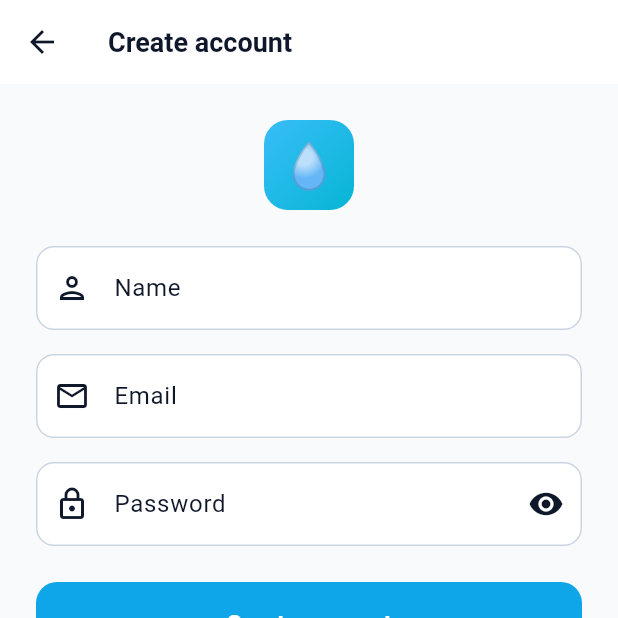
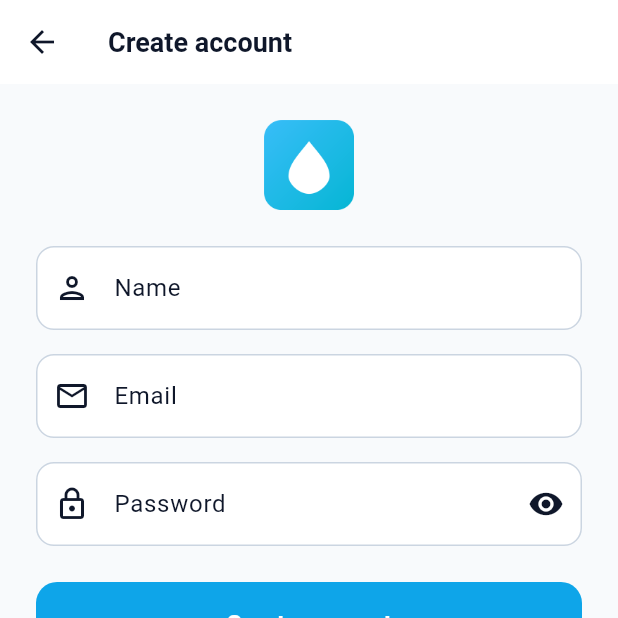
Before and after one commit to vovafes/water-app-mobile, a Flutter app: the screen it shows after launch, after a tap on "Create one", on a phone screen of 412 x 824 dp, the top half of it. Run offline on Flutter 3.47's test engine with Material 3 defaults, Android fonts, the phone set to English and light mode, and no system bars; our stand-ins replace easy_localization, flutter_local_notifications, flutter_svg, flutter_timezone, image_picker, in_app_purchase and 3 more; missing offline and left inert: in_app_purchase_android, in_app_purchase_storekit; accounts and stored records are empty.

Commit message:
Unslop the UI: flat logo, no colored glows, sentence-case labels
Same audit as the backend's web views (heydamir/unslop), applied in
spirit to Flutter widgets -- light-slop pass, brand kept as-is:

- Logo was a literal emoji (💧) on a gradient tile with a colored glow
  shadow, on both the login and register screens. The real flat brand
  mark already ships as assets/icon/icon.png (the actual app icon);
  both screens now render that asset directly instead.
- Tips empty-cover placeholder: same gradient tile, swapped the emoji
  for icon_foreground.png (just the droplet, composited onto the
  existing brand gradient) for the same reason.
- Colored glow BoxShadows (sky500/cyan-tinted, amber-tinted,
  orange-tinted) stripped from the dashboard hero card, the
  achievements header, and the login logo tile -- kept the gradients
  where they're the one deliberate bright moment per screen, dropped
  the extra tinted shadow around them.
- Achievements: the "unlocked" badge card and the detail-sheet circle
  used a raw-hex orange-to-coral gradient (#FF9933 → #FF6B6B /
  #FFC56F → #FF9933) plus a matching glow, not even using the app's
  own BrandColors. Flattened both to solid BrandColors.amber500 --
  gold for "unlocked" is a real semantic choice, kept it, lost the
  gradient-plus-glow.
- Streak detail header: same pattern with a separate orange-to-pink
  hardcoded gradient (#FF8A00 → #FF4D6D) and glow -- flattened to
  solid #FF8A00.
- Paywall trial timeline ("TODAY" / "DAY 6" / "DAY 7"): forced
  .toUpperCase() with wide tracking on labelSmall text over strings
  that are already sentence case ("Today", "Day {n}") -- removed the
  uppercase and the tracking.

Left alone: achievement/tip icons sourced from the API (admin-
configurable content, not decorative chrome), Icons.workspace_premium
and other Material icons already in use, and the small ⭐ points label
on the compact achievement badge (too tight a layout to safely
restructure into an icon+text row for a cosmetic-only win).

`flutter analyze` clean, `flutter test` 77/77 passed.

Co-Authored-By: Claude Sonnet 5 <noreply@anthropic.com>

```diff
--- a/lib/screens/auth/login_screen.dart
+++ b/lib/screens/auth/login_screen.dart
@@ -35,26 +35,10 @@ class _LoginScreenState extends State<LoginScreen> {
                 // Center undoes the Column's stretch, which would otherwise
                 // override the square's own width.
                 Center(
-                  child: Container(
+                  child: Image.asset(
+                    'assets/icon/icon.png',
                     width: 72,
                     height: 72,
-                    decoration: BoxDecoration(
-                      gradient: const LinearGradient(
-                        colors: [BrandColors.sky400, BrandColors.cyan500],
-                        begin: Alignment.topLeft,
-                        end: Alignment.bottomRight,
-                      ),
-                      borderRadius: BorderRadius.circular(20),
-                      boxShadow: [
-                        BoxShadow(
-                          color: BrandColors.sky500.withValues(alpha: 0.4),
-                          blurRadius: 18,
-                          offset: const Offset(0, 8),
-                        ),
-                      ],
-                    ),
-                    alignment: Alignment.center,
-                    child: const Text('💧', style: TextStyle(fontSize: 36)),
                   ),
                 ),
                 const SizedBox(height: 16),
--- a/lib/screens/auth/register_screen.dart
+++ b/lib/screens/auth/register_screen.dart
@@ -32,19 +32,10 @@ class _RegisterScreenState extends State<RegisterScreen> {
               // Center undoes the Column's stretch, which would otherwise
               // override the square's own width.
               Center(
-                child: Container(
+                child: Image.asset(
+                  'assets/icon/icon.png',
                   width: 60,
                   height: 60,
-                  decoration: BoxDecoration(
-                    gradient: const LinearGradient(
-                      colors: [BrandColors.sky400, BrandColors.cyan500],
-                      begin: Alignment.topLeft,
-                      end: Alignment.bottomRight,
-                    ),
-                    borderRadius: BorderRadius.circular(16),
-                  ),
-                  alignment: Alignment.center,
-                  child: const Text('💧', style: TextStyle(fontSize: 30)),
                 ),
               ),
               const SizedBox(height: 24),
--- a/lib/screens/paywall/paywall_screen.dart
+++ b/lib/screens/paywall/paywall_screen.dart
@@ -423,10 +423,9 @@ class _TrialTimeline extends StatelessWidget {
               child: Column(
                 children: [
                   Text(
-                    cells[i].$1.toUpperCase(),
+                    cells[i].$1,
                     style: theme.textTheme.labelSmall?.copyWith(
                       color: theme.colorScheme.onSurfaceVariant,
-                      letterSpacing: 0.6,
                     ),
                     textAlign: TextAlign.center,
                   ),
--- a/lib/screens/tips/tips_screen.dart
+++ b/lib/screens/tips/tips_screen.dart
@@ -234,7 +234,7 @@ class _CoverPlaceholder extends StatelessWidget {
         ),
       ),
       alignment: Alignment.center,
-      child: const Text('💧', style: TextStyle(fontSize: 64)),
+      child: Image.asset('assets/icon/icon_foreground.png', width: 72, height: 72),
     );
   }
 }
```
Also changed, not shown: lib/screens/achievements/achievements_screen.dart (+2 -41 lines), lib/screens/dashboard/dashboard_screen.dart (+0 -7 lines), lib/screens/stats/streak_detail_screen.dart (+1 -12 lines).
